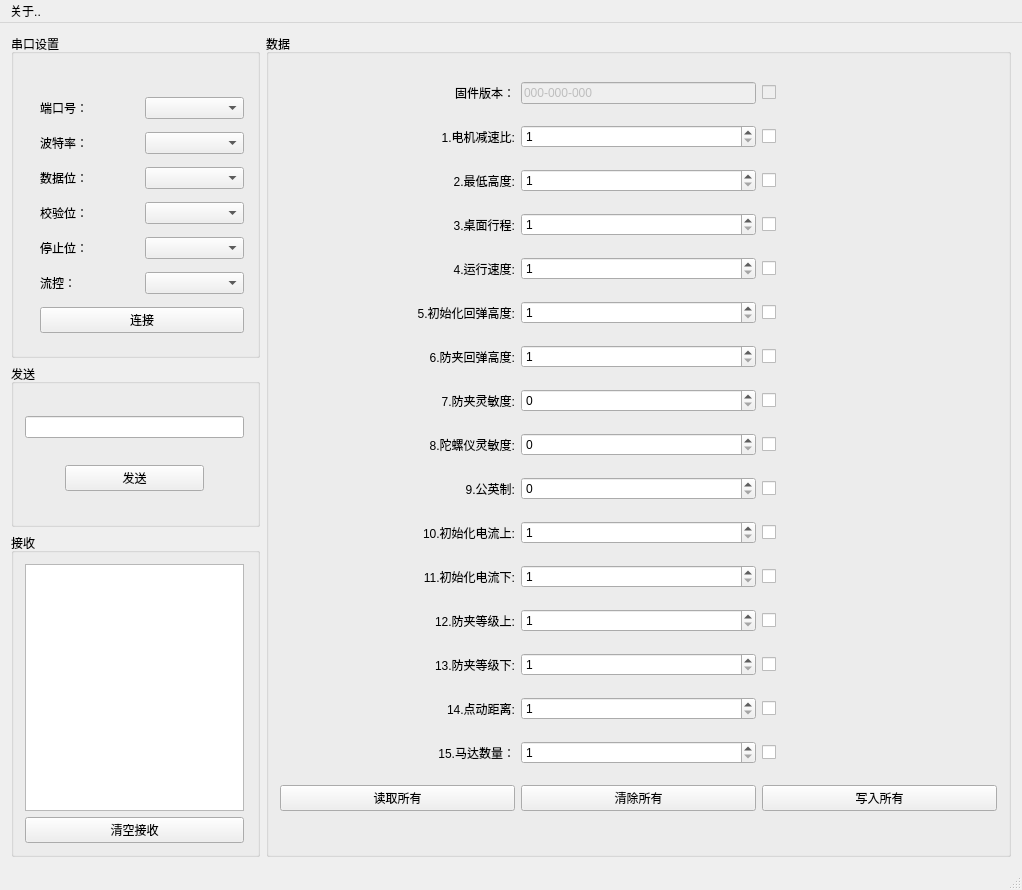
First picture: the form in QGoodWindow/QGoodWindow/Examples/GoodShowCase_tableHelper/centralwidget.ui, repository NewLeafG/Learning-QT, before the edit.
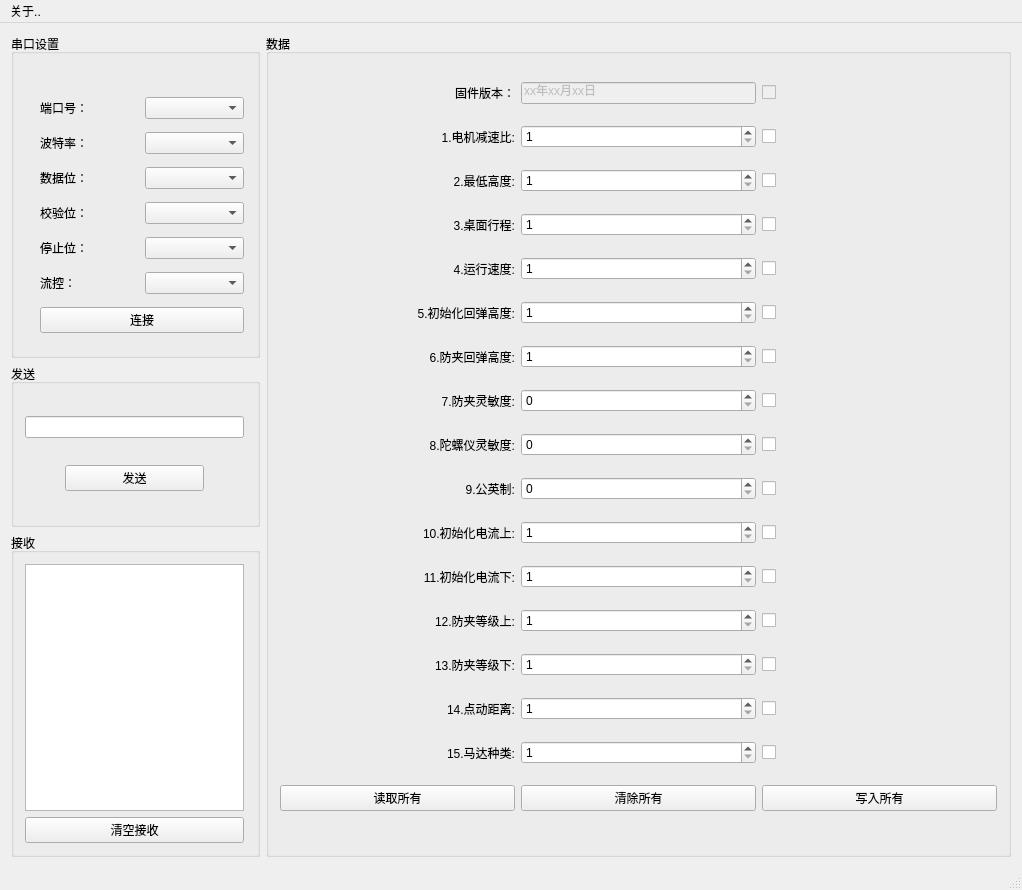
Second picture: the form after the edit.

The edit to the form file:
```diff
--- a/QGoodWindow/QGoodWindow/Examples/GoodShowCase_tableHelper/centralwidget.ui
+++ b/QGoodWindow/QGoodWindow/Examples/GoodShowCase_tableHelper/centralwidget.ui
@@ -65,7 +65,7 @@
                 <bool>false</bool>
                </property>
                <property name="text">
-                <string>000-000-000</string>
+                <string>xx年xx月xx日</string>
                </property>
               </widget>
              </item>
@@ -523,7 +523,7 @@
              <item>
               <widget class="QLabel" name="label_21">
                <property name="text">
-                <string>15.马达数量：</string>
+                <string>15.马达种类:</string>
                </property>
                <property name="alignment">
                 <set>Qt::AlignRight|Qt::AlignTrailing|Qt::AlignVCenter</set>
```
